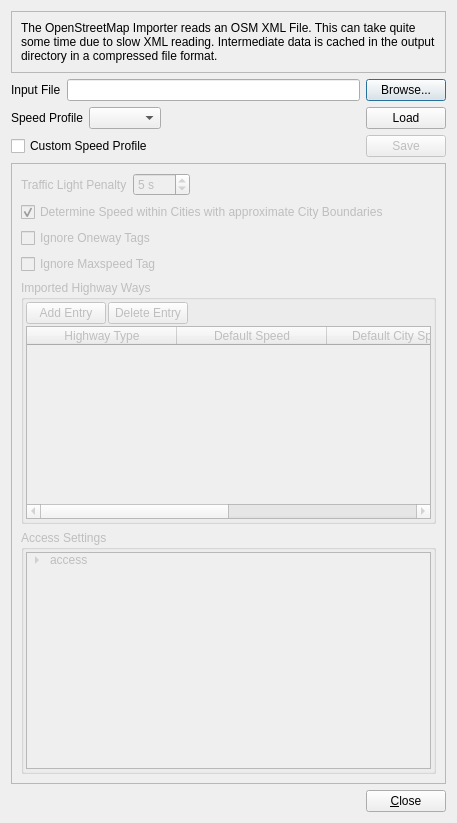
Before: the Qt Designer form plugins/osmimporter/oisettingsdialog.ui in shentok/MoNav, drawn with Qt 5.
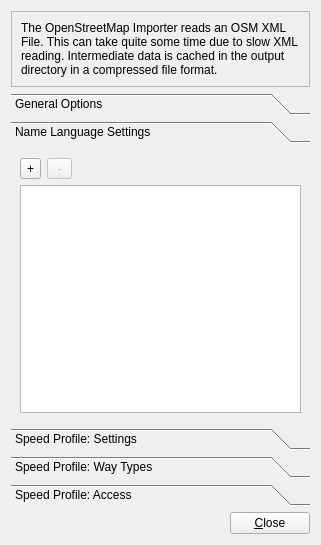
After: the same form once the commit is applied.

Commit message: OSMI: Updated settings dialog. It is now possible it use available localized names  instead of the "name" tag, e.g., "name:en"

```diff
--- a/plugins/osmimporter/oisettingsdialog.ui
+++ b/plugins/osmimporter/oisettingsdialog.ui
@@ -9,10 +9,16 @@
    <rect>
     <x>0</x>
     <y>0</y>
-    <width>457</width>
-    <height>823</height>
+    <width>321</width>
+    <height>545</height>
    </rect>
   </property>
+  <property name="sizePolicy">
+   <sizepolicy hsizetype="Fixed" vsizetype="Fixed">
+    <horstretch>0</horstretch>
+    <verstretch>0</verstretch>
+   </sizepolicy>
+  </property>
   <property name="windowTitle">
    <string>OpenStreetMap Importer Settings</string>
   </property>
@@ -49,6 +55,27 @@
     </widget>
    </item>
    <item>
+    <widget class="QToolBox" name="toolBox">
+     <property name="enabled">
+      <bool>true</bool>
+     </property>
+     <property name="currentIndex">
+      <number>1</number>
+     </property>
+     <widget class="QWidget" name="page_4">
+      <property name="geometry">
+       <rect>
+        <x>0</x>
+        <y>0</y>
+        <width>303</width>
+        <height>250</height>
+       </rect>
+      </property>
+      <attribute name="label">
+       <string>General Options</string>
+      </attribute>
+      <layout class="QVBoxLayout" name="verticalLayout_5">
+       <item>
     <layout class="QHBoxLayout" name="horizontalLayout_2">
      <item>
       <widget class="QLabel" name="label_2">
@@ -109,19 +136,10 @@
        </property>
       </spacer>
      </item>
-     <item>
-      <widget class="QPushButton" name="loadButton">
-       <property name="text">
-        <string>Load</string>
-       </property>
-      </widget>
-     </item>
     </layout>
    </item>
    <item>
-    <layout class="QHBoxLayout" name="horizontalLayout_7">
-     <item>
-      <widget class="QCheckBox" name="checkBox">
+        <widget class="QCheckBox" name="customProfile">
        <property name="sizePolicy">
         <sizepolicy hsizetype="Minimum" vsizetype="Preferred">
          <horstretch>0</horstretch>
@@ -134,7 +152,66 @@
       </widget>
      </item>
      <item>
-      <spacer name="horizontalSpacer_5">
+        <spacer name="verticalSpacer_2">
+         <property name="orientation">
+          <enum>Qt::Vertical</enum>
+         </property>
+         <property name="sizeHint" stdset="0">
+          <size>
+           <width>20</width>
+           <height>40</height>
+          </size>
+         </property>
+        </spacer>
+       </item>
+      </layout>
+     </widget>
+     <widget class="QWidget" name="page_5">
+      <property name="geometry">
+       <rect>
+        <x>0</x>
+        <y>0</y>
+        <width>303</width>
+        <height>250</height>
+       </rect>
+      </property>
+      <attribute name="label">
+       <string>Name Language Settings</string>
+      </attribute>
+      <layout class="QVBoxLayout" name="verticalLayout_6">
+       <item>
+        <layout class="QHBoxLayout" name="horizontalLayout_8">
+         <item>
+          <widget class="QToolButton" name="addLanguage">
+           <property name="sizePolicy">
+            <sizepolicy hsizetype="Fixed" vsizetype="Fixed">
+             <horstretch>0</horstretch>
+             <verstretch>0</verstretch>
+            </sizepolicy>
+           </property>
+           <property name="text">
+            <string>+</string>
+           </property>
+          </widget>
+         </item>
+         <item>
+          <widget class="QToolButton" name="deleteLanguage">
+           <property name="enabled">
+            <bool>false</bool>
+           </property>
+           <property name="sizePolicy">
+            <sizepolicy hsizetype="Fixed" vsizetype="Fixed">
+             <horstretch>0</horstretch>
+             <verstretch>0</verstretch>
+            </sizepolicy>
+           </property>
+           <property name="text">
+            <string> - </string>
+           </property>
+          </widget>
+         </item>
+         <item>
+          <spacer name="horizontalSpacer_6">
        <property name="orientation">
         <enum>Qt::Horizontal</enum>
        </property>
@@ -146,30 +223,57 @@
        </property>
       </spacer>
      </item>
+        </layout>
+       </item>
+       <item>
+        <widget class="QListWidget" name="languagePriorities"/>
+       </item>
+      </layout>
+     </widget>
+     <widget class="QWidget" name="page">
+      <property name="geometry">
+       <rect>
+        <x>0</x>
+        <y>0</y>
+        <width>437</width>
+        <height>235</height>
+       </rect>
+      </property>
+      <attribute name="label">
+       <string>Speed Profile: Settings</string>
+      </attribute>
+      <layout class="QVBoxLayout" name="verticalLayout_3">
+       <item>
+        <layout class="QHBoxLayout" name="horizontalLayout_7">
      <item>
       <widget class="QPushButton" name="saveButton">
-       <property name="enabled">
-        <bool>false</bool>
-       </property>
        <property name="text">
         <string>Save</string>
        </property>
       </widget>
      </item>
-    </layout>
-   </item>
-   <item>
-    <widget class="QFrame" name="customSettings">
-     <property name="enabled">
-      <bool>false</bool>
-     </property>
-     <property name="frameShape">
-      <enum>QFrame::StyledPanel</enum>
-     </property>
-     <property name="frameShadow">
-      <enum>QFrame::Raised</enum>
-     </property>
-     <layout class="QVBoxLayout" name="verticalLayout_3">
+         <item>
+          <widget class="QPushButton" name="loadButton">
+           <property name="text">
+            <string>Load</string>
+           </property>
+          </widget>
+         </item>
+         <item>
+          <spacer name="horizontalSpacer_5">
+           <property name="orientation">
+            <enum>Qt::Horizontal</enum>
+           </property>
+           <property name="sizeHint" stdset="0">
+            <size>
+             <width>40</width>
+             <height>20</height>
+            </size>
+           </property>
+          </spacer>
+         </item>
+        </layout>
+       </item>
       <item>
        <layout class="QHBoxLayout" name="horizontalLayout_4">
         <item>
@@ -235,30 +339,49 @@
        </widget>
       </item>
       <item>
-       <widget class="QGroupBox" name="groupBox">
-        <property name="title">
-         <string>Imported Highway Ways</string>
-        </property>
+        <spacer name="verticalSpacer">
+         <property name="orientation">
+          <enum>Qt::Vertical</enum>
+         </property>
+         <property name="sizeHint" stdset="0">
+          <size>
+           <width>20</width>
+           <height>40</height>
+          </size>
+         </property>
+        </spacer>
+       </item>
+      </layout>
+     </widget>
+     <widget class="QWidget" name="page_2">
+      <property name="geometry">
+       <rect>
+        <x>0</x>
+        <y>0</y>
+        <width>303</width>
+        <height>250</height>
+       </rect>
+      </property>
+      <attribute name="label">
+       <string>Speed Profile: Way Types</string>
+      </attribute>
         <layout class="QVBoxLayout" name="verticalLayout">
-         <property name="spacing">
-          <number>2</number>
-         </property>
-         <property name="margin">
-          <number>2</number>
-         </property>
          <item>
           <layout class="QHBoxLayout" name="horizontalLayout_3">
            <item>
-            <widget class="QPushButton" name="addRowButton">
+          <widget class="QToolButton" name="addWayType">
              <property name="text">
-              <string>Add Entry</string>
+            <string>+</string>
              </property>
             </widget>
            </item>
            <item>
-            <widget class="QPushButton" name="deleteEntryButton">
+          <widget class="QToolButton" name="deleteWayType">
+           <property name="enabled">
+            <bool>false</bool>
+           </property>
              <property name="text">
-              <string>Delete Entry</string>
+            <string> - </string>
              </property>
             </widget>
            </item>
@@ -309,19 +432,19 @@
          </item>
         </layout>
        </widget>
-      </item>
-      <item>
-       <widget class="QGroupBox" name="groupBox_2">
-        <property name="title">
-         <string>Access Settings</string>
-        </property>
+     <widget class="QWidget" name="page_3">
+      <property name="geometry">
+       <rect>
+        <x>0</x>
+        <y>0</y>
+        <width>303</width>
+        <height>250</height>
+       </rect>
+      </property>
+      <attribute name="label">
+       <string>Speed Profile: Access</string>
+      </attribute>
         <layout class="QVBoxLayout" name="verticalLayout_2">
-         <property name="spacing">
-          <number>2</number>
-         </property>
-         <property name="margin">
-          <number>2</number>
-         </property>
          <item>
           <widget class="QTreeWidget" name="accessTree">
            <property name="editTriggers">
@@ -494,14 +617,6 @@
          </item>
         </layout>
        </widget>
-      </item>
-     </layout>
-     <zorder></zorder>
-     <zorder>groupBox</zorder>
-     <zorder>ignoreOneway</zorder>
-     <zorder>ignoreMaxspeed</zorder>
-     <zorder>groupBox_2</zorder>
-     <zorder>setDefaultCitySpeed</zorder>
     </widget>
    </item>
    <item>
```
Left out of the diff: 40 changed lines with no effect on the pictures. Lines whose indentation alone changed are shown as unchanged. The commit also changes 4 other files.
